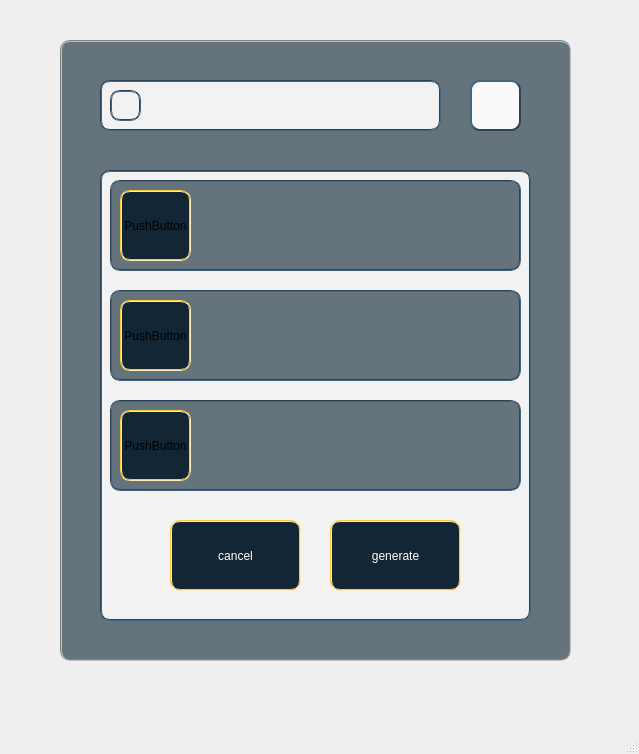
Old version of the form MainPage.ui in the repository sepehrgh98/Roboflow.
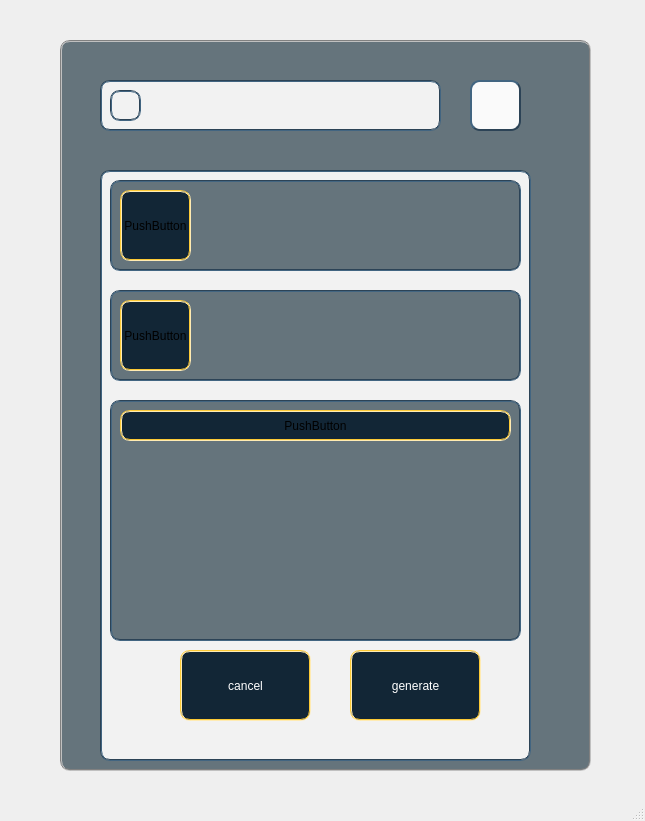
New version of the form. Icons and pictures are not drawn.

```diff
--- a/MainPage.ui
+++ b/MainPage.ui
@@ -6,8 +6,8 @@
    <rect>
     <x>0</x>
     <y>0</y>
-    <width>639</width>
-    <height>754</height>
+    <width>645</width>
+    <height>821</height>
    </rect>
   </property>
   <property name="windowTitle">
@@ -19,8 +19,8 @@
      <rect>
       <x>60</x>
       <y>40</y>
-      <width>511</width>
-      <height>621</height>
+      <width>531</width>
+      <height>731</height>
      </rect>
     </property>
     <property name="sizePolicy">
@@ -86,7 +86,7 @@
        <x>40</x>
        <y>130</y>
        <width>431</width>
-       <height>451</height>
+       <height>591</height>
       </rect>
      </property>
      <property name="styleSheet">
@@ -181,7 +181,7 @@
         <x>10</x>
         <y>230</y>
         <width>411</width>
-        <height>91</height>
+        <height>241</height>
        </rect>
       </property>
       <property name="styleSheet">
@@ -198,8 +198,8 @@
         <rect>
          <x>10</x>
          <y>10</y>
-         <width>71</width>
-         <height>71</height>
+         <width>391</width>
+         <height>31</height>
         </rect>
        </property>
        <property name="styleSheet">
@@ -216,8 +216,8 @@
      <widget class="QPushButton" name="pushButton_5">
       <property name="geometry">
        <rect>
-        <x>70</x>
-        <y>350</y>
+        <x>80</x>
+        <y>480</y>
         <width>131</width>
         <height>71</height>
        </rect>
@@ -236,8 +236,8 @@
      <widget class="QPushButton" name="pushButton_6">
       <property name="geometry">
        <rect>
-        <x>230</x>
-        <y>350</y>
+        <x>250</x>
+        <y>480</y>
         <width>131</width>
         <height>71</height>
        </rect>
```
Left out of the diff: 4 changed lines with no effect on the pictures.
